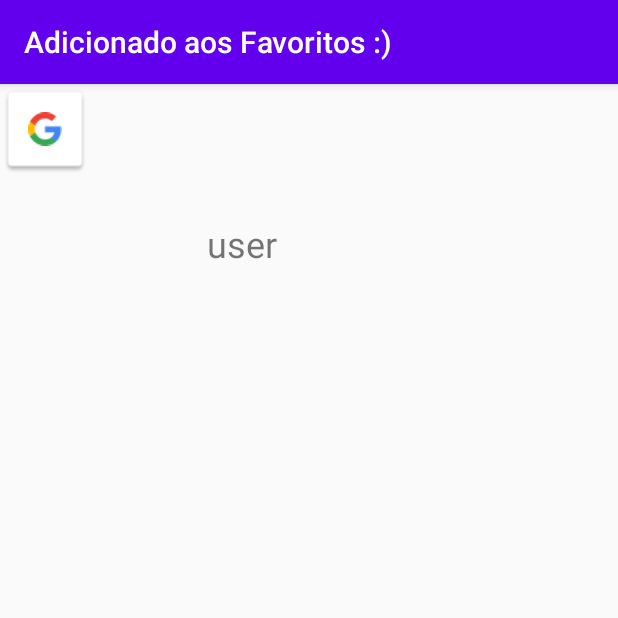
After one commit to emartins05/AppShopper, an Android app: the performAddFavActivity screen opened directly, with no data from a screen before it, on a phone screen of 412 x 824 dp, the top half of it. The commit adds this screen. Run offline under Robolectric (Android 15) with nearby library versions, the phone set to English and light mode, and no system bars; our stand-ins replace Firebase (no records; nobody signed in at launch, a user with empty details on screens opened directly), Picasso; libraries missing offline, so code that uses them is left out: com.xwray.groupie; pictures from the network do not load.

Commit message:
Inserção dos favoritos do usuário logado no FB ; Finalizada a Tela de login com e-mail e password

```diff
--- a/app/src/main/java/com/example/appshopper/ApiService.kt
+++ b/app/src/main/java/com/example/appshopper/ApiService.kt
@@ -1,5 +1,6 @@
 package com.example.appshopper
 
+import com.example.appshopper.model.Users
 import retrofit2.Call
 import retrofit2.http.GET
 
--- a/app/src/main/java/com/example/appshopper/Users.kt
+++ b/app/src/main/java/com/example/appshopper/model/Users.kt
@@ -1,4 +1,4 @@
-package com.example.appshopper
+package com.example.appshopper.model
 
 data class Users(
   // val name: String,
--- /dev/null
+++ b/app/src/main/java/com/example/appshopper/performAddFavActivity.kt
@@ -0,0 +1,60 @@
+package com.example.appshopper
+
+import android.os.Bundle
+import android.os.Parcelable
+import android.util.Log
+import androidx.appcompat.app.AppCompatActivity
+import com.google.firebase.auth.FirebaseAuth
+import com.google.firebase.database.FirebaseDatabase
+import kotlinx.android.parcel.Parcelize
+import kotlinx.android.synthetic.main.activity_perform_add_favorites.*
+
+class performAddFavActivity : AppCompatActivity() {
+
+
+    companion object{
+        val TAG =" fav"
+    }
+    override fun onCreate(savedInstanceState: Bundle?) {
+        super.onCreate(savedInstanceState)
+        setContentView(R.layout.activity_perform_add_favorites)
+        val title = intent.getStringExtra(LatestItensActivity.USER_KEY)
+        supportActionBar?.title = "Adicionado aos Favoritos :)"
+
+        val uid = FirebaseAuth.getInstance().uid ?:""
+
+        title_favorited_done_textview.text = title
+        title_favorited_done_uid_textview.text= uid
+        val data = UserToSaveFav(
+            title,
+            uid )
+
+     //   Log.d(TAG,"***********************************DATA TITLE${data.title} AND DATA UID${data.uid}")
+        performSaveFavoritedsOnFb(title,uid,data)
+
+    }
+
+    private fun performSaveFavoritedsOnFb( titleSavedOnFavorited : String, uid: String, data: UserToSaveFav){
+
+        Log.d(TAG,"***********************************DATA TITLE${data.title} AND DATA UID${data.uid}")
+        val reference = FirebaseDatabase.getInstance().getReference("/favorites").push()
+      //  val ref = FirebaseDatabase.getInstance().getReference("/users/$uid")
+       reference.setValue(data)
+            .addOnSuccessListener {
+                Log.d(TAG,"Saved my favorited on FB:${reference.key}")
+
+            }
+
+      /*  reference.setValue(uid)
+            .addOnSuccessListener {
+                Log.d(TAG,"Saved my favorited on FB:${reference.key}")
+
+            }*/
+    }
+}
+
+@Parcelize
+class UserToSaveFav (val title : String, val uid: String) : Parcelable{
+
+    constructor():this("","")
+}
--- /dev/null
+++ b/app/src/main/res/layout/activity_perform_add_favorites.xml
@@ -0,0 +1,40 @@
+<?xml version="1.0" encoding="utf-8"?>
+<androidx.constraintlayout.widget.ConstraintLayout xmlns:android="http://schemas.android.com/apk/res/android"
+    xmlns:app="http://schemas.android.com/apk/res-auto"
+    xmlns:tools="http://schemas.android.com/tools"
+    android:layout_width="match_parent"
+    android:layout_height="match_parent"
+    tools:context=".performAddFavActivity">
+
+    <TextView
+        android:id="@+id/title_favorited_done_textview"
+        android:layout_width="276dp"
+        android:layout_height="58dp"
+        android:text="TextView"
+        android:textAppearance="@style/TextAppearance.AppCompat.Body1"
+        android:textSize="24sp"
+        app:layout_constraintEnd_toEndOf="parent"
+        app:layout_constraintStart_toEndOf="@+id/imageView2"
+        tools:layout_editor_absoluteY="85dp" />
+
+    <ImageView
+        android:id="@+id/imageView2"
+        android:layout_width="60dp"
+        android:layout_height="60dp"
+        android:layout_marginTop="16dp"
+        android:src="@drawable/common_google_signin_btn_icon_light"
+        tools:layout_editor_absoluteX="28dp"
+        tools:layout_editor_absoluteY="85dp" />
+
+    <TextView
+        android:id="@+id/title_favorited_done_uid_textview"
+        android:layout_width="206dp"
+        android:layout_height="35dp"
+        android:layout_marginTop="32dp"
+        android:text="TextView"
+        android:textSize="24sp"
+        app:layout_constraintEnd_toEndOf="@+id/title_favorited_done_textview"
+        app:layout_constraintHorizontal_bias="0.571"
+        app:layout_constraintStart_toStartOf="@+id/title_favorited_done_textview"
+        app:layout_constraintTop_toBottomOf="@+id/title_favorited_done_textview" />
+</androidx.constraintlayout.widget.ConstraintLayout>
--- a/app/src/main/res/layout/activity_register.xml
+++ b/app/src/main/res/layout/activity_register.xml
@@ -5,7 +5,7 @@
     android:layout_width="match_parent"
     android:layout_height="match_parent"
     android:background="#D7E1FA"
-    tools:context=".RegisterActivity">
+    tools:context=".registration.RegisterActivity">
 
     <EditText
         android:id="@+id/username_edittext_register"
--- a/app/src/main/res/layout/data_row_latest_itens.xml
+++ b/app/src/main/res/layout/data_row_latest_itens.xml
@@ -8,8 +8,8 @@
 
     <TextView
         android:id="@+id/title_name_row_latest_itens"
-        android:layout_width="255dp"
-        android:layout_height="57dp"
+        android:layout_width="286dp"
+        android:layout_height="49dp"
         android:layout_marginStart="20dp"
         android:layout_marginLeft="20dp"
         android:background="#F9F7FB"
@@ -40,6 +40,7 @@
         app:layout_constraintEnd_toEndOf="parent"
         app:layout_constraintStart_toEndOf="@+id/title_name_row_latest_itens"
         app:layout_constraintTop_toTopOf="@+id/title_name_row_latest_itens"
+        app:layout_constraintVertical_bias="0.0"
         app:srcCompat="@android:drawable/btn_star_big_off" />
 
 </androidx.constraintlayout.widget.ConstraintLayout>
--- a/app/src/main/res/menu/nav_menu.xml
+++ b/app/src/main/res/menu/nav_menu.xml
@@ -10,10 +10,14 @@
 
     <item android:id="@+id/favoriteds"
             android:title="Favoritos"
-             app:showAsAction="collapseActionView|ifRoom" />
+             app:showAsAction="ifRoom" />
+
+    <item android:id="@+id/edditUser_regData"
+        android:title="CADASTRO"
+        app:showAsAction="ifRoom" />
 
     <item android:id="@+id/menu_sign_out"
-            android:title="Sair"
+            android:title="SAIR"
             app:showAsAction="ifRoom" />
 
 
```
Also changed, not shown: app/build.gradle (+4 -3 lines), app/src/main/AndroidManifest.xml (+20 -9 lines), app/src/main/java/com/example/appshopper/LatestItensActivity.kt (+30 -24 lines), app/src/main/java/com/example/appshopper/LoginActivity.kt (deleted, +0 -31 lines), app/src/main/java/com/example/appshopper/registration/LoginActivity.kt (added, +63 -0 lines), app/src/main/java/com/example/appshopper/registration/RegisterActivity.kt (renamed from app/src/main/java/com/example/appshopper/RegisterActivity.kt, +16 -11 lines), app/src/main/java/com/example/appshopper/registration/User.kt (added, +11 -0 lines).
